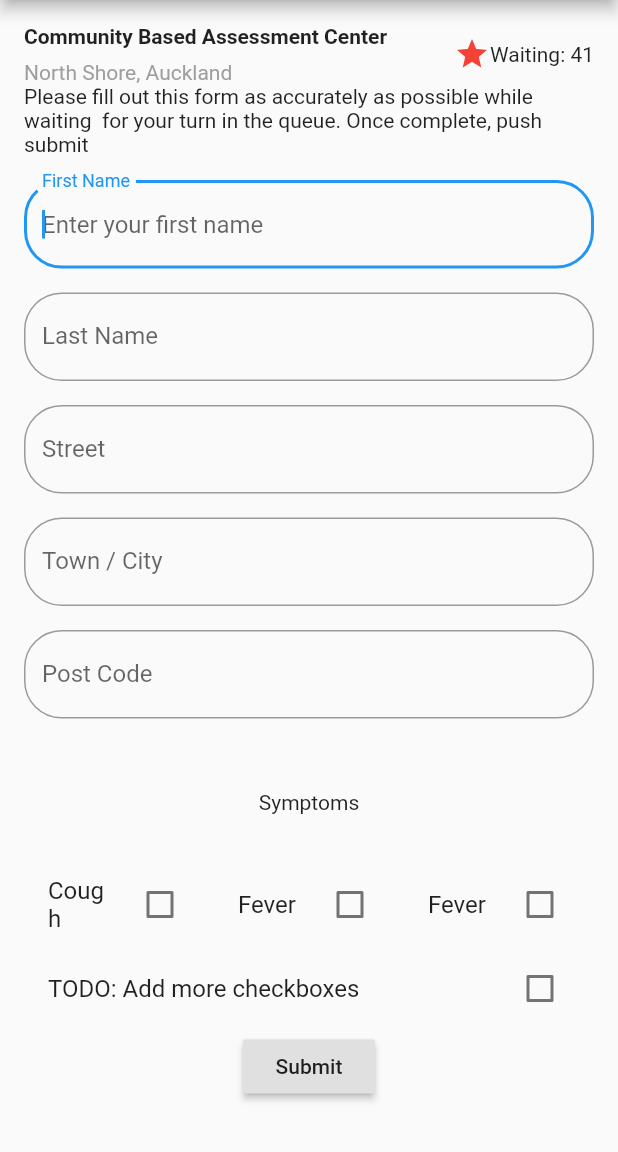
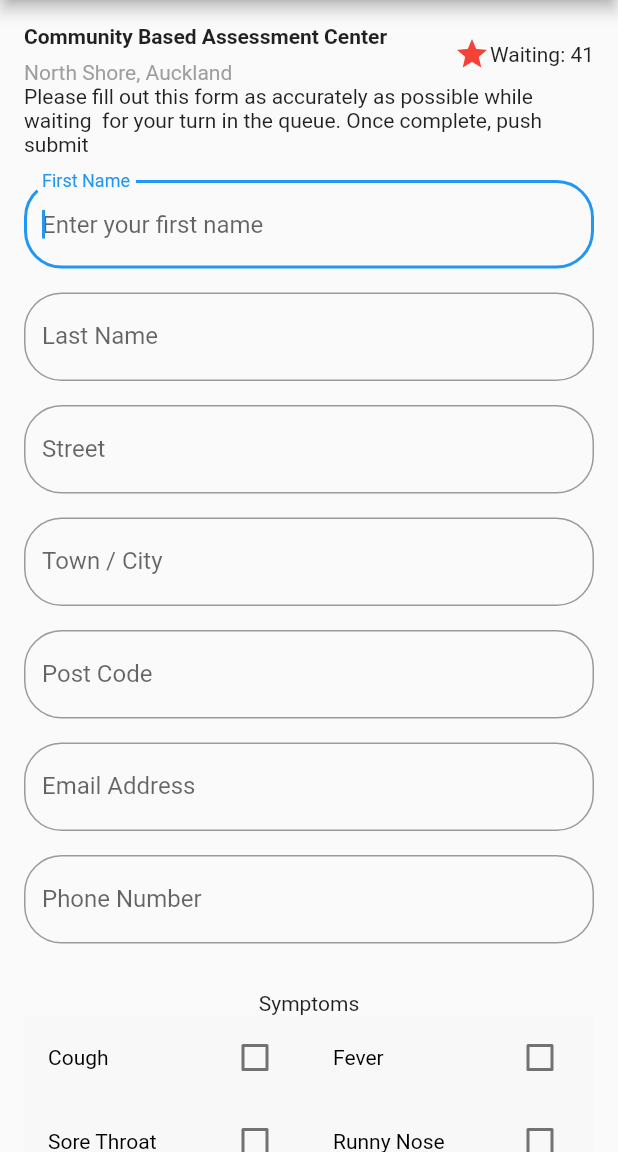
Before and after one commit to pjayathissa/cbac, a Flutter app: the screen it shows after launch, on a phone screen of 412 x 824 dp, the part 84-1236 px from its top. Run offline on Flutter 3.47's test engine with Material 2 defaults, Android fonts, the light colour scheme and no system bars; our stand-ins replace qr_flutter.

Commit message:
started the styling process ye

```diff
--- a/cbacApp/lib/main.dart
+++ b/cbacApp/lib/main.dart
@@ -5,7 +5,6 @@ import 'package:flutter/services.dart';
 
 import 'user.dart';
 import 'output.dart';
-
 
 // Uncomment lines 7 and 10 to view the visual layout at runtime.
 // import 'package:flutter/rendering.dart' show debugPaintSizeEnabled;
@@ -134,8 +133,65 @@ class MyCustomFormState extends State<MyCustomForm> {
   final _formKey = GlobalKey<FormState>();
   final _user = User();
 
+
   //controller for controlling the output
   final myController = TextEditingController();
+
+  DateTime selectedDate = DateTime.now();
+
+  Future<Null> _selectDate(BuildContext context) async {
+      final DateTime picked = await showDatePicker(
+          context: context,
+          initialDate: selectedDate,
+          firstDate: DateTime(2015, 8),
+          lastDate: DateTime(2101));
+      if (picked != null && picked != selectedDate)
+        setState(() {
+          selectedDate = picked;
+          _user.travelDate = picked;
+        });
+    }
+
+  Widget checkbox2(String title, String key) {
+      return Flexible(
+        child: Row(
+          mainAxisAlignment: MainAxisAlignment.center,
+          children: <Widget>[
+            Text(title),
+            Checkbox(
+              value: _user.symptoms[key],
+              onChanged: (val) {
+                        setState(() =>
+                            _user.symptoms[key] = val);
+                }
+            )
+          ],
+        ),
+      );
+    }
+
+  Widget checkbox(String title, String key) {
+    return Flexible(
+                  child: Ink(
+                    color: _user.symptoms[key] ? Color(0xff15c3a5) : Color(0xfff8f8f8),
+                    child: CheckboxListTile(
+                    title: Text(
+                      title,
+                      style: DefaultTextStyle.of(context).style.apply(
+                        fontSizeFactor: 1.0,
+                        color: _user.symptoms[key] ? Colors.white : Colors.black,
+                        ),
+                      ),
+                    activeColor: Color(0xffBEEDE4),
+                    value: _user.symptoms[key],
+                    onChanged: (val) {
+                      setState(() =>
+                          _user.symptoms[key] = val);
+                    }
+                  ),
+                ),
+              );
+}
 
   @override
   void initState() {
@@ -155,7 +211,7 @@ class MyCustomFormState extends State<MyCustomForm> {
 
   // Function to print latest form value
   printLatestValue() {
-  print("First Name text field: ${myController.text}");
+  print('First Name text field: ${myController.text}');
   }
 
   @override
@@ -180,33 +236,43 @@ class MyCustomFormState extends State<MyCustomForm> {
           myTextSection,
           CustomTextInput(user: _user,
                           detailAttribute: 'firstName',
-                          myHintText: "Enter your first name",
-                          myLabelText: "First Name",
+                          myHintText: 'Enter your first name',
+                          myLabelText: 'First Name',
                           ),
           CustomTextInput(user: _user,
                           detailAttribute: 'lastName',
-                          myHintText: "Enter your last name",
-                          myLabelText: "Last Name",
+                          myHintText: 'Enter your last name',
+                          myLabelText: 'Last Name',
                           ),
           CustomTextInput(user: _user,
                           detailAttribute: 'street',
-                          myHintText: "17 Example Street",
-                          myLabelText: "Street",
+                          myHintText: '17 Example Street',
+                          myLabelText: 'Street',
                           ),
           CustomTextInput(user: _user,
                           detailAttribute: 'city',
-                          myHintText: "Auckland",
-                          myLabelText: "Town / City",
+                          myHintText: 'Auckland',
+                          myLabelText: 'Town / City',
                           ),
           CustomTextInput(user: _user,
                           detailAttribute: 'postCode',
-                          myHintText: "0000",
-                          myLabelText: "Post Code",
+                          myHintText: '0000',
+                          myLabelText: 'Post Code',
+                          ),
+          CustomTextInput(user: _user,
+                          detailAttribute: 'email',
+                          myHintText: 'example@gmail.com',
+                          myLabelText: 'Email Address',
+                          ),
+          CustomTextInput(user: _user,
+                          detailAttribute: 'phoneNumber',
+                          myHintText: 'home, mobile, or relative\'s',
+                          myLabelText: 'Phone Number',
                           ),
 
 
           Container(
-            padding: const EdgeInsets.all(32),
+            padding: const EdgeInsets.only(top: 16),
             child: Text(
               'Symptoms',
             ),
@@ -214,47 +280,106 @@ class MyCustomFormState extends State<MyCustomForm> {
           Row(
             mainAxisAlignment: MainAxisAlignment.center,
             children: <Widget>[
-            Flexible(
-              child: CheckboxListTile(
-                title: const Text('Cough'),
-                value: _user.symptoms["cough"],
-                onChanged: (val) {
-                  setState(() =>
-                      _user.symptoms["cough"] = val);
-                }
+            checkbox('Cough','cough'),
+            checkbox('Fever','fever'),
+
+
+            ]
+          ),
+          Row(
+            mainAxisAlignment: MainAxisAlignment.center,
+            children: <Widget>[
+            checkbox('Sore Throat','soreThroat'),
+            checkbox('Runny Nose','coryza'),
+
+
+            ]
+          ),
+          Row(
+            mainAxisAlignment: MainAxisAlignment.center,
+            children: <Widget>[
+            checkbox('Shortness of Breath','breath'),
+            checkbox('Loss of smell','anosmia'),
+
+
+            ]
+          ),
+          // Row(
+          //   mainAxisAlignment: MainAxisAlignment.center,
+          //   children: <Widget>[
+          //   checkbox('Other','other'),
+          //   ]
+          // ),
+          Container(
+            padding: const EdgeInsets.only(top: 16),
+            child: Text(
+              'Other Symnptoms',
             ),
           ),
-              Flexible(
-                child: CheckboxListTile(
-                  title: const Text('Fever'),
-                  value: _user.symptoms["fever"],
-                  onChanged: (val) {
-                    setState(() =>
-                        _user.symptoms["fever"] = val);
-                  }
+          Row(
+            mainAxisAlignment: MainAxisAlignment.center,
+            children: <Widget>[
+            checkbox('Diarrhoea','diarrhoea'),
+            checkbox('Headache','headache'),
+            ]
+          ),
+          Row(
+            mainAxisAlignment: MainAxisAlignment.center,
+            children: <Widget>[
+            checkbox('Muscle Pain','myalgia'),
+            checkbox('Confusion','confusion'),
+            ]
+          ),
+          Row(
+            mainAxisAlignment: MainAxisAlignment.center,
+            children: <Widget>[
+            checkbox('Nausea','nausea'),
+            ]
+          ),
+          Container(
+            padding: const EdgeInsets.only(top: 16),
+            child: Text(
+              'Have you travelled overseas or been in contact with someone who was overseas in the past 14 days',
             ),
           ),
-              Flexible(
-                child: CheckboxListTile(
-                  title: const Text('Fever'),
-                  value: _user.symptoms["fever"],
+
+          Column(
+                children: _user.travelOptions.map((travelValue) => Ink(
+                    color: _user.travelValue == travelValue['key'] ? Color(0xff15c3a5) : Color(0xfff8f8f8),
+                    child: RadioListTile(
+                    groupValue: _user.travelValue,
+                    title: Text(
+                      travelValue['title'],
+                      style: DefaultTextStyle.of(context).style.apply(
+                        fontSizeFactor: 1.0,
+                        color: _user.travelValue == travelValue['key'] ? Colors.white : Colors.black,
+                        )),
+                    value: travelValue['key'],
+                    activeColor: Color(0xffBEEDE4),
                     onChanged: (val) {
-                    setState(() =>
-                        _user.symptoms["fever"] = val);
+                        setState(() {
+                            debugPrint('VAL = $val');
+                            _user.travelValue = val;
+                            if (val == 'yes') {
+                              _selectDate(context);
                             }
+                        });
+                    },
+                ))).toList(),
           ),
+          if (_user.travelValue == 'yes') Row(
+          mainAxisSize: MainAxisSize.min,
+          children: <Widget>[
+            Text("Arrival / Contact Date:  ${selectedDate.day} / ${selectedDate.month} / ${selectedDate.year}  "),
+            SizedBox(height: 20.0,),
+            RaisedButton(
+              onPressed: () => _selectDate(context),
+              child: Text('Change date'),
             ),
-            ]
+          ],
         ),
 
-          CheckboxListTile(
-            title: const Text('TODO: Add more checkboxes'),
-            value: _user.symptoms["other"],
-            onChanged: (val) {
-              setState(() =>
-                  _user.symptoms["other"] = val);
-            }
-          ),
+
 
 
           RaisedButton(
@@ -271,7 +396,7 @@ class MyCustomFormState extends State<MyCustomForm> {
 
                 // Scaffold
                 //     .of(context)
-                //     .showSnackBar(SnackBar(content: Text("Submitted: " + myController.text)));
+                //     .showSnackBar(SnackBar(content: Text('Submitted: ' + myController.text)));
               }
             },
             child: Text('Submit'),
@@ -324,12 +449,12 @@ class _CustomTextInputState extends State<CustomTextInput> {
               hintText: myHintText,
               labelText: myLabelText,
             ),
-            validator: (value) {
-              if (value.isEmpty) {
-                return 'Please enter some text';
-              }
-              return null;
-            },
+            // validator: (value) {
+            //   if (value.isEmpty) {
+            //     return 'Please enter some text';
+            //   }
+            //   return null;
+            // },
             onChanged: (value) => setState(() => user.userDetails[detailAttribute] = value),
     ),
     );
--- a/cbacApp/lib/output.dart
+++ b/cbacApp/lib/output.dart
@@ -91,7 +91,9 @@ class GenerateScreenState extends State<GenerateScreen> {
               First Name: ${widget.user.userDetails['firstName']}
               Last Name ${widget.user.userDetails['lastName']}
               Address: ${widget.user.userDetails['street']}, ${widget.user.userDetails['city']}
-              PostCode: ${widget.user.userDetails['postCode']}''',
+              PostCode: ${widget.user.userDetails['postCode']}
+              Symptoms: ${widget.user.symptoms}
+              Travel History: ${widget.user.travelValue}''',
               textAlign: TextAlign.left,
             ),
           ),
--- a/cbacApp/lib/user.dart
+++ b/cbacApp/lib/user.dart
@@ -1,6 +1,8 @@
 class User {
   // static const String Cough = 'cough';
   // static const String Fever = 'fever';
+
+
 
   String firstName = 'placeholder';
   String lastName = 'placeholder';
@@ -9,7 +11,16 @@ class User {
   Map symptoms = {
     'cough': false,
     'fever': false,
+    'soreThroat': false,
+    'breath': false,
+    'coryza': false,
+    'anosmia':false,
     'other': false,
+    'diarrhoea':false,
+    'headache':false,
+    'myalgia':false,
+    'nausea':false,
+    'confusion':false,
   };
 
   Map userDetails = {
@@ -18,7 +29,21 @@ class User {
     'street': 'placeholder',
     'city': 'placeholder',
     'postCode': 'placeholder',
+    'phoneNumber': 'placeholder',
+    'email': 'placeholder',
   };
+
+  String travelValue = 'placeholder';
+  List<Map<String, dynamic>> travelOptions = [
+  {'key': 'yes', 'title': 'Yes'},
+  {'key': 'no', 'title': 'No'},
+  {'key': 'dontknow', 'title': 'Dont know'}
+];
+
+  DateTime travelDate;
+
+
+
   bool newsletter = false;
   save() {
     print('saving user using a web service');
```
Lines whose indentation alone changed are shown as unchanged.
